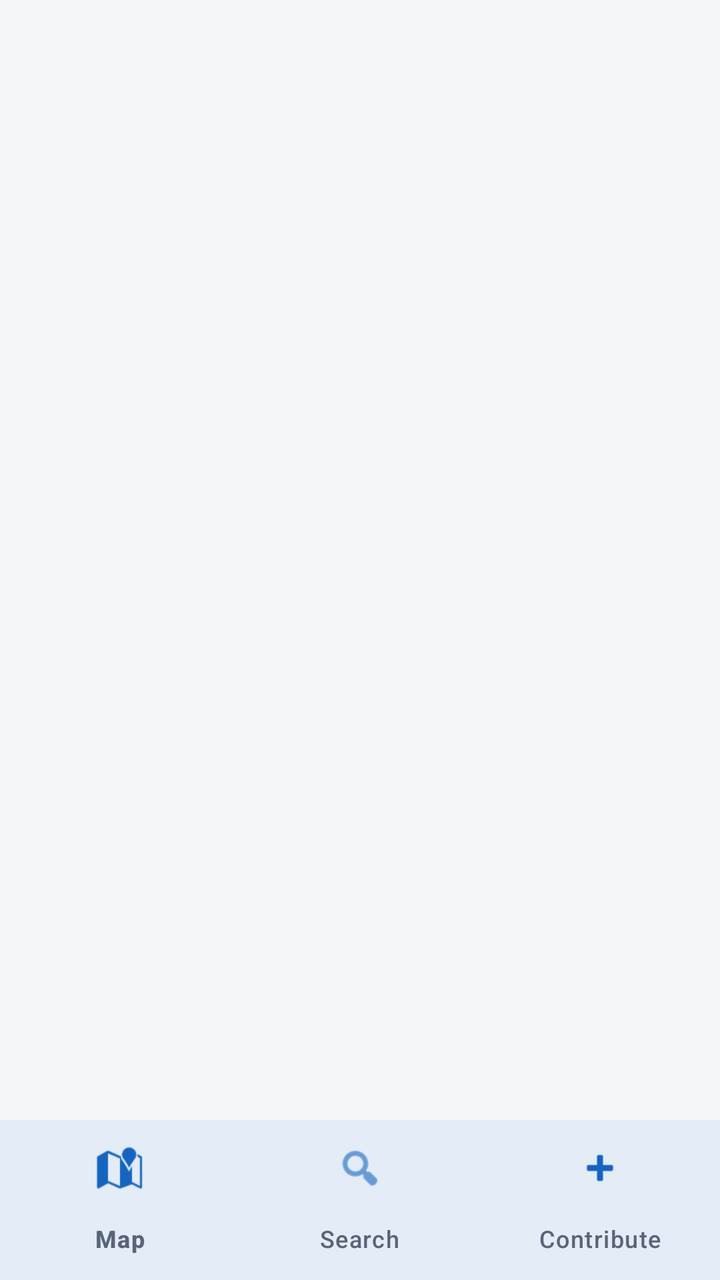
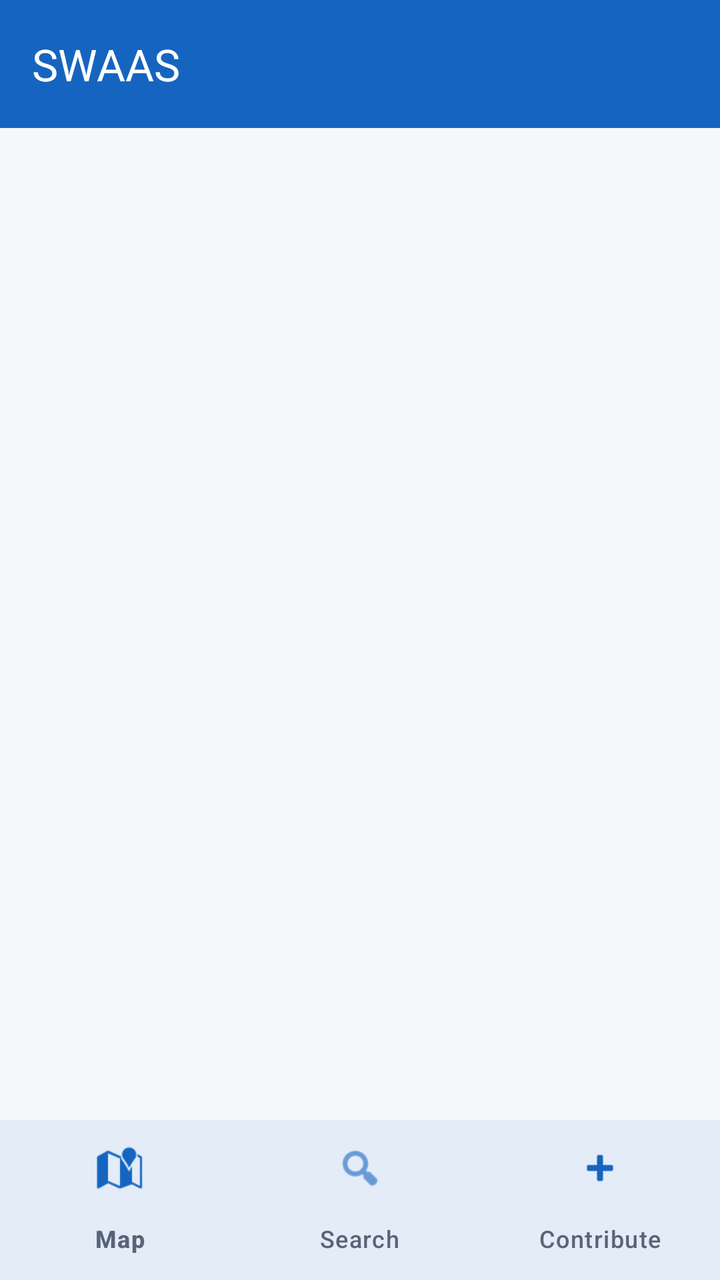

Two renders of the same Android screen: before a commit and after it. Below are the layout's source before the change and the commit's diff.
<!-- AndroidManifest.xml: application theme Theme.Swaas -->
<!-- res/layout/activity_main.xml -->
<?xml version="1.0" encoding="utf-8"?>
<androidx.coordinatorlayout.widget.CoordinatorLayout
    xmlns:android="http://schemas.android.com/apk/res/android"
    xmlns:app="http://schemas.android.com/apk/res-auto"
    android:layout_width="match_parent"
    android:layout_height="match_parent"
    android:background="@color/background">

    <FrameLayout
        android:id="@+id/fragment_container"
        android:layout_width="match_parent"
        android:layout_height="match_parent"
        app:layout_behavior="@string/appbar_scrolling_view_behavior"/>

    <com.google.android.material.bottomnavigation.BottomNavigationView
        android:id="@+id/bottom_nav"
        android:layout_width="match_parent"
        android:layout_height="wrap_content"
        android:layout_gravity="bottom"
        android:background="@color/surface"
        app:elevation="8dp"
        app:menu="@menu/bottom_nav_menu"
        app:itemIconTint="@color/primary"
        app:itemTextColor="@color/text_secondary" />

</androidx.coordinatorlayout.widget.CoordinatorLayout>
<!-- resources referenced by this layout -->
<resources>
  <color name="background">#F5F7FA</color>
  <color name="primary">#1565C0</color>
  <color name="surface">#FFFFFF</color>
  <color name="text_secondary">#5A6478</color>
  <style name="Theme.Swaas" parent="Theme.Material3.DayNight.NoActionBar">
          <item name="colorPrimary">@color/primary</item>
          <item name="colorPrimaryVariant">@color/primary_dark</item>
          <item name="colorOnPrimary">@color/white</item>
          <item name="colorSecondary">@color/accent</item>
          <item name="colorOnSecondary">@color/white</item>
          <item name="android:colorBackground">@color/background</item>
          <item name="colorSurface">@color/surface</item>
          <item name="colorOnSurface">@color/text_primary</item>
          <item name="android:statusBarColor">@color/primary_dark</item>
          <item name="android:navigationBarColor">@color/white</item>
      </style>
  <color name="primary_dark">#0D47A1</color>
  <color name="white">#FFFFFF</color>
  <color name="accent">#00BCD4</color>
  <color name="text_primary">#1A1A2E</color>
</resources>

<!-- the commit's change to res/layout/activity_main.xml (unified diff, before → after) -->
@@ -6,10 +6,23 @@
     android:layout_height="match_parent"
     android:background="@color/background">
 
+    <com.google.android.material.appbar.AppBarLayout
+        android:layout_width="match_parent"
+        android:layout_height="wrap_content">
+        <com.google.android.material.appbar.MaterialToolbar
+            android:id="@+id/toolbar"
+            android:layout_width="match_parent"
+            android:layout_height="?attr/actionBarSize"
+            app:title="SWAAS"
+            app:titleTextColor="@color/white"
+            android:background="@color/primary"/>
+    </com.google.android.material.appbar.AppBarLayout>
+
     <FrameLayout
         android:id="@+id/fragment_container"
         android:layout_width="match_parent"
         android:layout_height="match_parent"
+        android:layout_marginBottom="56dp"
         app:layout_behavior="@string/appbar_scrolling_view_behavior"/>
 
     <com.google.android.material.bottomnavigation.BottomNavigationView
<!-- resource entries referenced after the edit -->
@@ -4,6 +4,7 @@
   <color name="primary">#1565C0</color>
   <color name="surface">#FFFFFF</color>
   <color name="text_secondary">#5A6478</color>
+  <color name="white">#FFFFFF</color>
   <style name="Theme.Swaas" parent="Theme.Material3.DayNight.NoActionBar">
           <item name="colorPrimary">@color/primary</item>
           <item name="colorPrimaryVariant">@color/primary_dark</item>
@@ -17,7 +18,6 @@
           <item name="android:navigationBarColor">@color/white</item>
       </style>
   <color name="primary_dark">#0D47A1</color>
-  <color name="white">#FFFFFF</color>
   <color name="accent">#00BCD4</color>
   <color name="text_primary">#1A1A2E</color>
 </resources>
